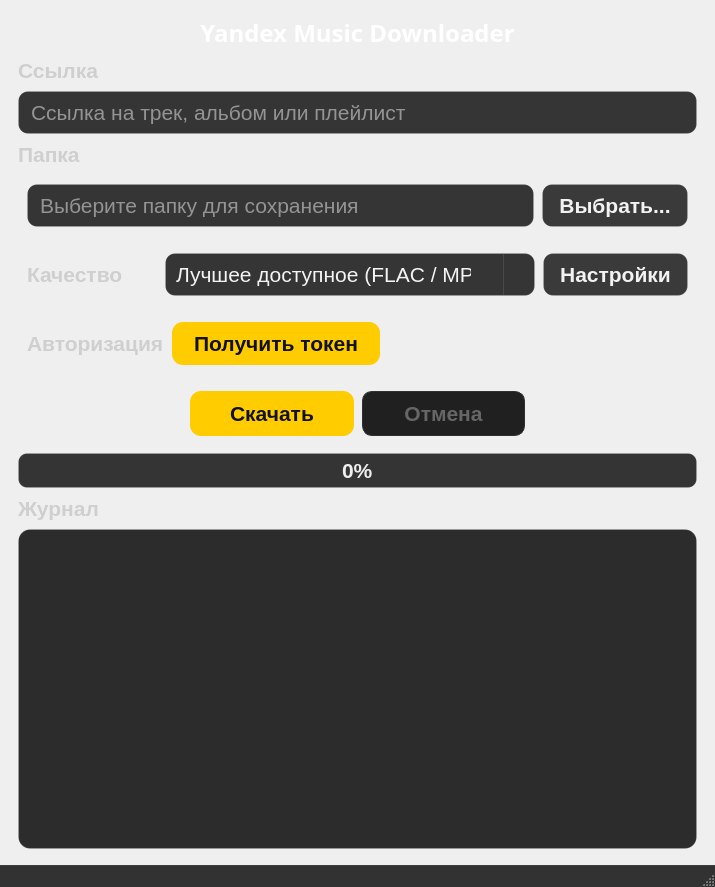
Before: the Qt Designer form src/ymd_gui/gui/forms/main_window.ui in ghtyv/yandex-music-downloader-gui, drawn with Qt 5.
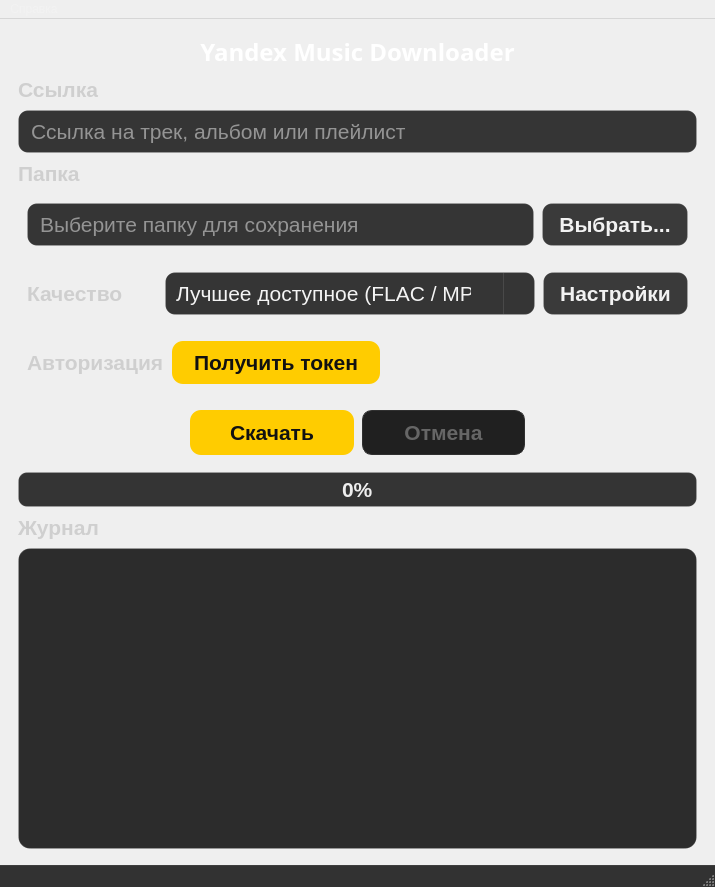
After: the same form once the commit is applied. Icons and pictures are not drawn. Custom widgets are drawn as their Qt base class.

Patch:
```diff
--- a/src/ymd_gui/gui/forms/main_window.ui
+++ b/src/ymd_gui/gui/forms/main_window.ui
@@ -926,6 +926,21 @@
      <height>22</height>
     </rect>
    </property>
+   <property name="font">
+    <font>
+     <pointsize>9</pointsize>
+    </font>
+   </property>
+   <property name="cursor">
+    <cursorShape>ArrowCursor</cursorShape>
+   </property>
+   <widget class="QMenu" name="menu">
+    <property name="title">
+     <string>Справка</string>
+    </property>
+    <addaction name="actionAbout"/>
+   </widget>
+   <addaction name="menu"/>
   </widget>
  </widget>
  <customwidgets>
```
Left out of the diff: 5 changed lines with no effect on the pictures.
